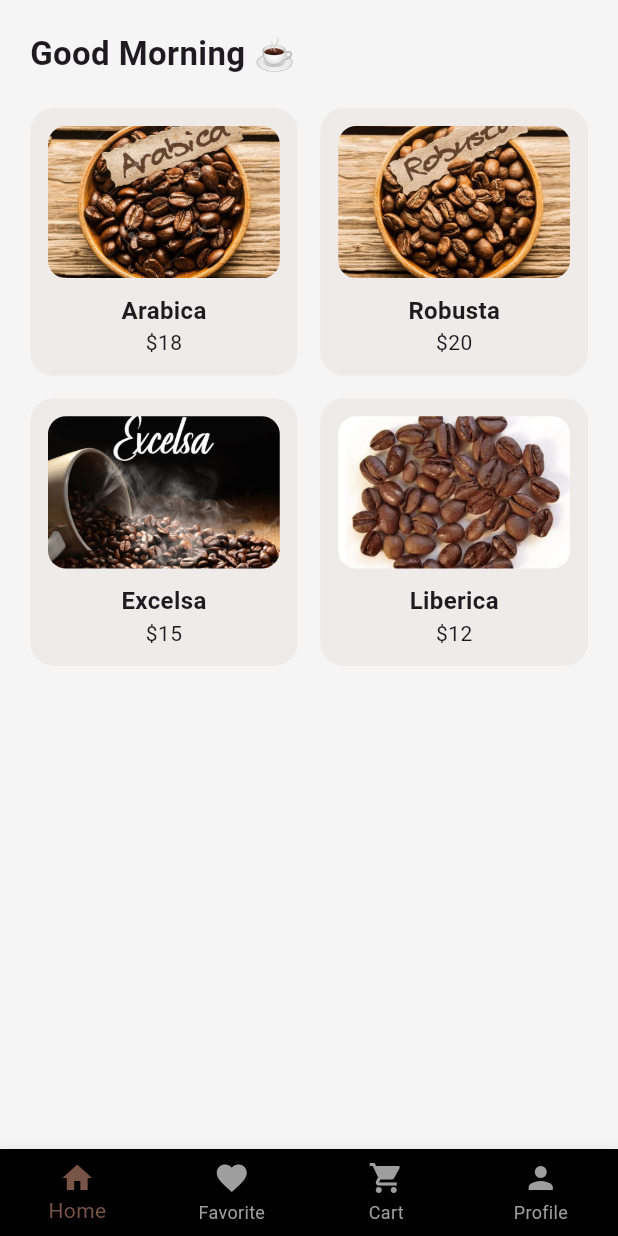
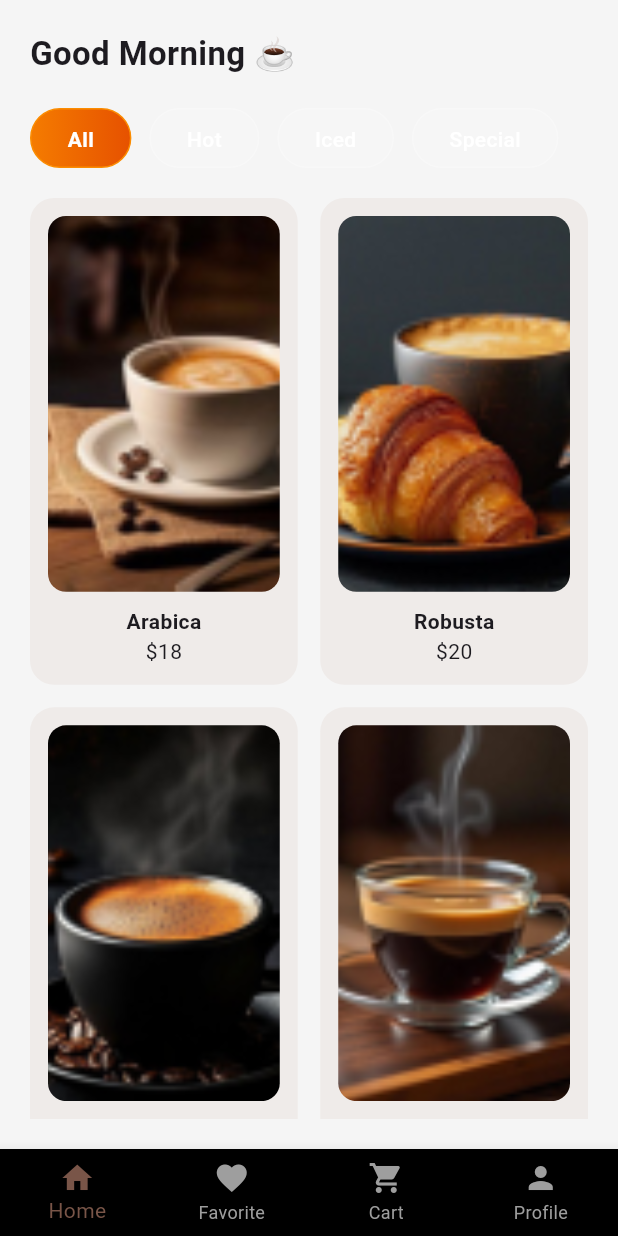
Before and after one commit to SokhengQP/Mini_Cafe, a Flutter app: the screen it shows after launch, on a phone screen of 412 x 824 dp. Run offline on Flutter 3.47's test engine with Material 3 defaults, Android fonts, the light colour scheme and no system bars; Roboto replaces fonts that are missing (Poppins).

Commit message:
merged conflict

```diff
--- a/lib/features/home/presentation/pages/home_page.dart
+++ b/lib/features/home/presentation/pages/home_page.dart
@@ -1,15 +1,59 @@
 import 'package:flutter/material.dart';
 import 'package:cafe_cool/shared/widgets/coffee_card.dart';
 
-class HomeScreen extends StatelessWidget {
+class HomeScreen extends StatefulWidget {
   const HomeScreen({super.key});
+
+  @override
+  State<HomeScreen> createState() => _HomeScreenState();
+}
+
+class _HomeScreenState extends State<HomeScreen>
+    with SingleTickerProviderStateMixin {
+  late AnimationController _controller;
+  late Animation<double> _fadeAnimation;
+
+  String selectedCategory = 'All';
+
+  final List<String> categories = ['All', 'Hot', 'Iced', 'Special'];
+
+  final List<Map<String, String>> coffees = [
+    {"name": "Arabica", "price": "18", "imagePath": "assets/images/1.png"},
+    {"name": "Robusta", "price": "20", "imagePath": "assets/images/2.png"},
+    {"name": "Excelsa", "price": "15", "imagePath": "assets/images/3.png"},
+    {"name": "Liberica", "price": "12", "imagePath": "assets/images/4.png"},
+  ];
+
+  @override
+  void initState() {
+    super.initState();
+
+    _controller = AnimationController(
+      duration: const Duration(milliseconds: 800),
+      vsync: this,
+    );
+
+    _fadeAnimation = CurvedAnimation(
+      parent: _controller,
+      curve: Curves.easeInOut,
+    );
+
+    _controller.forward();
+  }
+
+  @override
+  void dispose() {
+    _controller.dispose();
+    super.dispose();
+  }
 
   @override
   Widget build(BuildContext context) {
     return Scaffold(
       extendBody: true,
-
       body: SafeArea(
+        child: FadeTransition(
+          opacity: _fadeAnimation,
           child: Padding(
             padding: const EdgeInsets.all(20),
             child: Column(
@@ -17,48 +61,110 @@ class HomeScreen extends StatelessWidget {
               children: [
                 const Text(
                   "Good Morning ☕",
-                style: TextStyle(
-                  // color: Colors.white,
-                  fontSize: 22,
-                  fontWeight: FontWeight.bold,
-                ),
+                  style: TextStyle(fontSize: 22, fontWeight: FontWeight.bold),
                 ),
 
                 const SizedBox(height: 20),
 
-              Expanded(
-                child: GridView.count(
-                  crossAxisCount: 2,
-                  crossAxisSpacing: 15,
-                  mainAxisSpacing: 15,
-                  children: const [
-                    CoffeeCard(
-                      name: "Arabica",
-                      price: "18",
-                      image: "assets/images/arabica.png",
-                    ),
-                    CoffeeCard(
-                      name: "Robusta",
-                      price: "20",
-                      image: "assets/images/robusta.png",
-                    ),
-                    CoffeeCard(
-                      name: "Excelsa",
-                      price: "15",
-                      image: "assets/images/excelsa.png",
-                    ),
-                    CoffeeCard(
-                      name: "Liberica",
-                      price: "12",
-                      image: "assets/images/liberica.png",
-                    ),
+                _buildCategories(),
+
+                const SizedBox(height: 20),
+
+                Expanded(child: _buildCoffeeGrid()),
               ],
             ),
-              ),
-            ],
           ),
         ),
       ),
     );
   }
+
+  // ---------------- Categories ----------------
+
+  Widget _buildCategories() {
+    return SizedBox(
+      height: 40,
+      child: ListView.builder(
+        scrollDirection: Axis.horizontal,
+        itemCount: categories.length,
+        itemBuilder: (context, index) {
+          final category = categories[index];
+          final isSelected = selectedCategory == category;
+
+          return GestureDetector(
+            onTap: () {
+              setState(() {
+                selectedCategory = category;
+              });
+            },
+            child: AnimatedContainer(
+              duration: const Duration(milliseconds: 300),
+              margin: const EdgeInsets.only(right: 12),
+              padding: const EdgeInsets.symmetric(horizontal: 24, vertical: 10),
+              decoration: BoxDecoration(
+                gradient: isSelected
+                    ? LinearGradient(
+                        colors: [
+                          Colors.orange.shade700,
+                          Colors.orange.shade900,
+                        ],
+                      )
+                    : null,
+                color: isSelected ? null : Colors.white.withOpacity(0.1),
+                borderRadius: BorderRadius.circular(25),
+                border: Border.all(
+                  color: isSelected
+                      ? Colors.orange.shade600
+                      : Colors.white.withOpacity(0.2),
+                ),
+              ),
+              child: Center(
+                child: Text(
+                  category,
+                  style: TextStyle(
+                    color: Colors.white,
+                    fontWeight: isSelected ? FontWeight.bold : FontWeight.w500,
+                  ),
+                ),
+              ),
+            ),
+          );
+        },
+      ),
+    );
   }
+
+  // ---------------- Coffee Grid ----------------
+
+  Widget _buildCoffeeGrid() {
+    return GridView.builder(
+      gridDelegate: const SliverGridDelegateWithFixedCrossAxisCount(
+        crossAxisCount: 2,
+        crossAxisSpacing: 15,
+        mainAxisSpacing: 15,
+        childAspectRatio: 0.55,
+      ),
+      itemCount: coffees.length,
+      physics: const BouncingScrollPhysics(),
+      itemBuilder: (context, index) {
+        return TweenAnimationBuilder(
+          duration: Duration(milliseconds: 400 + (index * 100)),
+          tween: Tween<double>(begin: 0, end: 1),
+          builder: (context, double value, child) {
+            return Transform.translate(
+              offset: Offset(0, 50 * (1 - value)),
+              child: Opacity(
+                opacity: value,
+                child: CoffeeCard(
+                  name: coffees[index]["name"]!,
+                  price: coffees[index]["price"]!,
+                  imagePath: coffees[index]["imagePath"]!,
+                ),
+              ),
+            );
+          },
+        );
+      },
+    );
+  }
+}
--- a/lib/features/navigation/presentation/pages/main_navigation_screen.dart
+++ b/lib/features/navigation/presentation/pages/main_navigation_screen.dart
@@ -14,27 +14,60 @@ class MainNavigationScreen extends StatefulWidget {
 
 class _MainNavigationScreenState extends State<MainNavigationScreen> {
   int currentIndex = 0;
+  late PageController _pageController;
 
-  final screens = [
-    const HomeScreen(),
-    const FavoriteScreen(),
-    const CartScreen(),
-    const ProfileScreen(),
+  @override
+  void initState() {
+    super.initState();
+    _pageController = PageController(initialPage: currentIndex);
+  }
+
+  @override
+  void dispose() {
+    _pageController.dispose();
+    super.dispose();
+  }
+
+  final screens = const [
+    HomeScreen(),
+    FavoriteScreen(),
+    CartScreen(),
+    ProfileScreen(),
   ];
+
+  void _onPageChanged(int index) {
+    setState(() {
+      currentIndex = index;
+    });
+  }
+
+  void _onTabTapped(int index) {
+    setState(() {
+      currentIndex = index;
+    });
+    _pageController.animateToPage(
+      index,
+      duration: const Duration(milliseconds: 300),
+      curve: Curves.easeInOut,
+    );
+  }
 
   @override
   Widget build(BuildContext context) {
     return Scaffold(
       backgroundColor: Theme.of(context).scaffoldBackgroundColor,
-      body: screens[currentIndex],
+      extendBody: true, // This makes the body extend behind the bottom nav
+
+      body: PageView(
+        controller: _pageController,
+        onPageChanged: _onPageChanged,
+        physics: const NeverScrollableScrollPhysics(), // Disable swipe
+        children: screens,
+      ),
 
       bottomNavigationBar: BottomNavBar(
         currentIndex: currentIndex,
-        onTap: (index) {
-          setState(() {
-            currentIndex = index;
-          });
-        },
+        onTap: _onTabTapped,
       ),
     );
   }
--- a/lib/shared/widgets/coffee_card.dart
+++ b/lib/shared/widgets/coffee_card.dart
@@ -3,13 +3,13 @@ import 'package:flutter/material.dart';
 class CoffeeCard extends StatelessWidget {
   final String name;
   final String price;
-  final String image;
+  final String imagePath;
 
   const CoffeeCard({
     super.key,
     required this.name,
     required this.price,
-    required this.image,
+    required this.imagePath,
   });
 
   @override
@@ -26,20 +26,14 @@ class CoffeeCard extends StatelessWidget {
             child: ClipRRect(
               borderRadius: BorderRadius.circular(12),
               child: Image.asset(
-                image,
+                imagePath,
                 fit: BoxFit.cover,
                 width: double.infinity,
               ),
             ),
           ),
-
           const SizedBox(height: 10),
-
-          Text(
-            name,
-            style: const TextStyle(fontWeight: FontWeight.bold, fontSize: 16),
-          ),
-
+          Text(name, style: const TextStyle(fontWeight: FontWeight.bold)),
           Text("\$$price"),
         ],
       ),
```
Also changed, not shown: lib/features/favorite/presentation/pages/favorite_page.dart (+36 -47 lines), lib/shared/widgets/favorite_card.dart (+7 -2 lines), assets/images/1.png (added), assets/images/2.png (added), assets/images/3.png (added), assets/images/4.png (added), assets/images/logo.jpg (added). Lines whose indentation alone changed are shown as unchanged.
